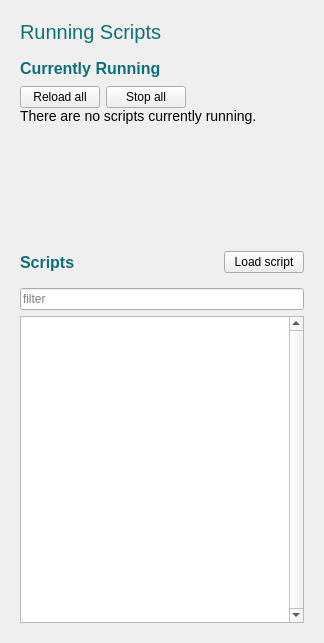
Qt form interface/ui/runningScriptsWidget.ui (vircadia/vircadia-native-core) before a commit.
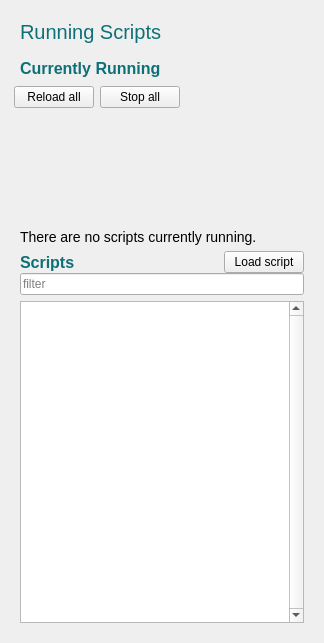
The same form after that commit.

Commit message: Update RunningScripts style: font, spacing, title

What changed in the file:
```diff
--- a/interface/ui/runningScriptsWidget.ui
+++ b/interface/ui/runningScriptsWidget.ui
@@ -11,17 +11,20 @@
    </rect>
   </property>
   <property name="windowTitle">
-   <string>Form</string>
+   <string>Running Scripts</string>
+  </property>
+  <property name="styleSheet">
+   <string notr="true">* { font-family: Helvetica, Arial, sans-serif; }</string>
   </property>
   <layout class="QVBoxLayout" name="verticalLayout_2">
    <property name="leftMargin">
-    <number>20</number>
+    <number>14</number>
    </property>
    <property name="topMargin">
     <number>20</number>
    </property>
    <property name="rightMargin">
-    <number>20</number>
+    <number>14</number>
    </property>
    <property name="bottomMargin">
     <number>20</number>
@@ -30,13 +33,13 @@
     <widget class="QWidget" name="header" native="true">
      <layout class="QHBoxLayout" name="horizontalLayout">
       <property name="leftMargin">
-       <number>0</number>
+       <number>6</number>
       </property>
       <property name="topMargin">
        <number>0</number>
       </property>
       <property name="rightMargin">
-       <number>0</number>
+       <number>6</number>
       </property>
       <item>
        <widget class="QLabel" name="widgetTitle">
@@ -102,9 +105,28 @@
        <number>0</number>
       </property>
       <item>
+       <widget class="QWidget" name="widget_3" native="true">
+        <layout class="QVBoxLayout" name="verticalLayout_7">
+         <property name="spacing">
+          <number>0</number>
+         </property>
+         <property name="leftMargin">
+          <number>6</number>
+         </property>
+         <property name="topMargin">
+          <number>0</number>
+         </property>
+         <property name="rightMargin">
+          <number>6</number>
+         </property>
+         <property name="bottomMargin">
+          <number>0</number>
+         </property>
+         <item>
        <widget class="QLabel" name="currentlyRunningLabel">
         <property name="font">
          <font>
+             <family>Helvetica,Arial,sans-serif</family>
           <pointsize>-1</pointsize>
           <weight>75</weight>
           <italic>false</italic>
@@ -121,6 +143,9 @@
         </property>
        </widget>
       </item>
+        </layout>
+       </widget>
+      </item>
       <item>
        <spacer name="verticalSpacer_3">
         <property name="orientation">
@@ -145,6 +170,9 @@
           <verstretch>0</verstretch>
          </sizepolicy>
         </property>
+        <property name="styleSheet">
+         <string notr="true">reloadStopButtonArea { padding: 0 }</string>
+        </property>
         <layout class="QHBoxLayout" name="horizontalLayout_3">
          <property name="leftMargin">
           <number>0</number>
@@ -189,34 +217,23 @@
        </widget>
       </item>
       <item>
-       <widget class="QLabel" name="noRunningScriptsLabel">
-        <property name="styleSheet">
-         <string notr="true">font: 14px;</string>
-        </property>
-        <property name="text">
-         <string>There are no scripts currently running.</string>
-        </property>
-        <property name="alignment">
-         <set>Qt::AlignLeading|Qt::AlignLeft|Qt::AlignVCenter</set>
-        </property>
-       </widget>
-      </item>
-      <item>
-       <spacer name="verticalSpacer_2">
-        <property name="orientation">
-         <enum>Qt::Vertical</enum>
-        </property>
-        <property name="sizeType">
-         <enum>QSizePolicy::Fixed</enum>
-        </property>
-        <property name="sizeHint" stdset="0">
-         <size>
-          <width>20</width>
-          <height>10</height>
-         </size>
-        </property>
-       </spacer>
-      </item>
+       <widget class="QWidget" name="widget_4" native="true">
+        <layout class="QVBoxLayout" name="verticalLayout_8">
+         <property name="spacing">
+          <number>0</number>
+         </property>
+         <property name="leftMargin">
+          <number>6</number>
+         </property>
+         <property name="topMargin">
+          <number>0</number>
+         </property>
+         <property name="rightMargin">
+          <number>6</number>
+         </property>
+         <property name="bottomMargin">
+          <number>0</number>
+         </property>
       <item>
        <widget class="QScrollArea" name="runningScriptsList">
         <property name="font">
@@ -284,6 +301,22 @@
         </widget>
        </widget>
       </item>
+         <item>
+          <widget class="QLabel" name="noRunningScriptsLabel">
+           <property name="styleSheet">
+            <string notr="true">font: 14px;</string>
+           </property>
+           <property name="text">
+            <string>There are no scripts currently running.</string>
+           </property>
+           <property name="alignment">
+            <set>Qt::AlignLeading|Qt::AlignLeft|Qt::AlignVCenter</set>
+           </property>
+          </widget>
+         </item>
+        </layout>
+       </widget>
+      </item>
      </layout>
     </widget>
    </item>
@@ -324,16 +357,16 @@
           <number>0</number>
          </property>
          <property name="leftMargin">
-          <number>0</number>
+          <number>6</number>
          </property>
          <property name="topMargin">
           <number>0</number>
          </property>
          <property name="rightMargin">
-          <number>0</number>
+          <number>6</number>
          </property>
          <property name="bottomMargin">
-          <number>15</number>
+          <number>0</number>
          </property>
          <item>
           <widget class="QLabel" name="label">
@@ -370,6 +403,21 @@
        </widget>
       </item>
       <item>
+       <widget class="QWidget" name="widget_2" native="true">
+        <layout class="QVBoxLayout" name="verticalLayout_6">
+         <property name="leftMargin">
+          <number>6</number>
+         </property>
+         <property name="topMargin">
+          <number>0</number>
+         </property>
+         <property name="rightMargin">
+          <number>6</number>
+         </property>
+         <property name="bottomMargin">
+          <number>0</number>
+         </property>
+         <item>
        <widget class="QLineEdit" name="filterLineEdit">
         <property name="text">
          <string/>
@@ -382,22 +430,6 @@
         </property>
        </widget>
       </item>
-      <item>
-       <spacer name="verticalSpacer">
-        <property name="orientation">
-         <enum>Qt::Vertical</enum>
-        </property>
-        <property name="sizeType">
-         <enum>QSizePolicy::Fixed</enum>
-        </property>
-        <property name="sizeHint" stdset="0">
-         <size>
-          <width>20</width>
-          <height>6</height>
-         </size>
-        </property>
-       </spacer>
-      </item>
       <item>
        <widget class="QListView" name="scriptListView">
         <property name="verticalScrollBarPolicy">
@@ -406,6 +438,9 @@
         <property name="horizontalScrollBarPolicy">
          <enum>Qt::ScrollBarAlwaysOff</enum>
         </property>
+          </widget>
+         </item>
+        </layout>
        </widget>
       </item>
      </layout>
```
Lines whose indentation alone changed are shown as unchanged.
